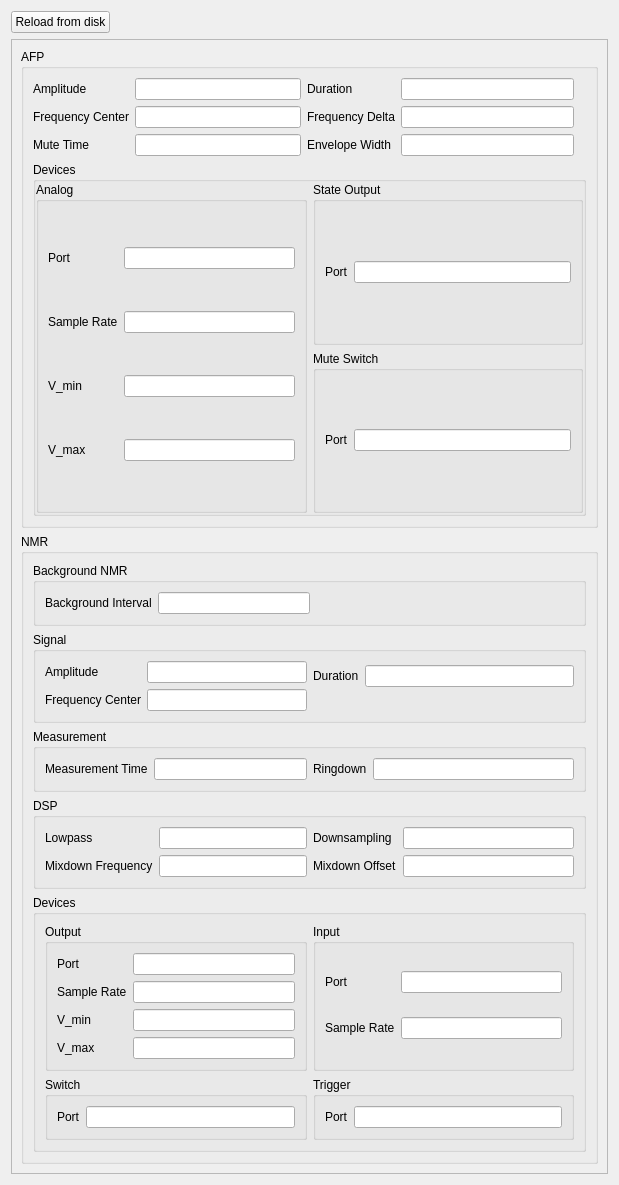
Qt form nicos_jcns/seop/gui/seopsettings.ui (mlz-ictrl/nicos) before a commit.
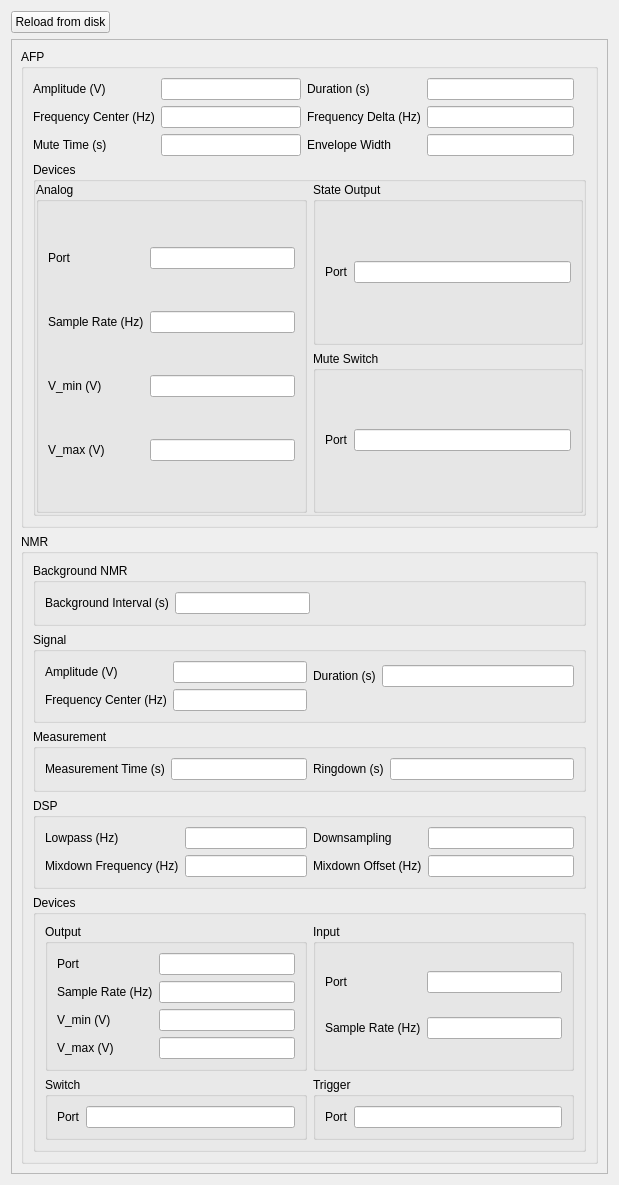
The same form after that commit. Icons and pictures are not drawn.

Commit message: jcns/seop: add units to seop settings window

What changed in the file:
```diff
--- a/nicos_jcns/seop/gui/seopsettings.ui
+++ b/nicos_jcns/seop/gui/seopsettings.ui
@@ -52,8 +52,8 @@
        <rect>
         <x>0</x>
         <y>0</y>
-        <width>582</width>
-        <height>1150</height>
+        <width>593</width>
+        <height>1117</height>
        </rect>
       </property>
       <layout class="QVBoxLayout" name="verticalLayout_3">
@@ -144,7 +144,7 @@
                 <item row="1" column="0">
                  <widget class="QLabel" name="label_8">
                   <property name="text">
-                   <string>Sample Rate</string>
+                   <string>Sample Rate (Hz)</string>
                   </property>
                  </widget>
                 </item>
@@ -157,14 +157,14 @@
                 <item row="2" column="0">
                  <widget class="QLabel" name="label_9">
                   <property name="text">
-                   <string>V_min</string>
+                   <string>V_min (V)</string>
                   </property>
                  </widget>
                 </item>
                 <item row="3" column="0">
                  <widget class="QLabel" name="label_10">
                   <property name="text">
-                   <string>V_max</string>
+                   <string>V_max (V)</string>
                   </property>
                  </widget>
                 </item>
@@ -179,7 +179,7 @@
             <item row="0" column="0">
              <widget class="QLabel" name="label">
               <property name="text">
-               <string>Amplitude</string>
+               <string>Amplitude (V)</string>
               </property>
              </widget>
             </item>
@@ -192,14 +192,14 @@
             <item row="1" column="0">
              <widget class="QLabel" name="label_3">
               <property name="text">
-               <string>Frequency Center</string>
+               <string>Frequency Center (Hz)</string>
               </property>
              </widget>
             </item>
             <item row="2" column="0">
              <widget class="QLabel" name="label_6">
               <property name="text">
-               <string>Mute Time</string>
+               <string>Mute Time (s)</string>
               </property>
              </widget>
             </item>
@@ -217,7 +217,7 @@
             <item row="1" column="0">
              <widget class="QLabel" name="label_4">
               <property name="text">
-               <string>Frequency Delta</string>
+               <string>Frequency Delta (Hz)</string>
               </property>
              </widget>
             </item>
@@ -230,7 +230,7 @@
             <item row="0" column="0">
              <widget class="QLabel" name="label_2">
               <property name="text">
-               <string>Duration</string>
+               <string>Duration (s)</string>
               </property>
              </widget>
             </item>
@@ -283,7 +283,7 @@
                 <item row="1" column="0">
                  <widget class="QLabel" name="label_28">
                   <property name="text">
-                   <string>Sample Rate</string>
+                   <string>Sample Rate (Hz)</string>
                   </property>
                  </widget>
                 </item>
@@ -340,7 +340,7 @@
                 <item row="2" column="0">
                  <widget class="QLabel" name="label_29">
                   <property name="text">
-                   <string>V_min</string>
+                   <string>V_min (V)</string>
                   </property>
                  </widget>
                 </item>
@@ -354,7 +354,7 @@
                 <item row="1" column="0">
                  <widget class="QLabel" name="label_27">
                   <property name="text">
-                   <string>Sample Rate</string>
+                   <string>Sample Rate (Hz)</string>
                   </property>
                  </widget>
                 </item>
@@ -370,7 +370,7 @@
                 <item row="3" column="0">
                  <widget class="QLabel" name="label_30">
                   <property name="text">
-                   <string>V_max</string>
+                   <string>V_max (V)</string>
                   </property>
                  </widget>
                 </item>
@@ -400,7 +400,7 @@
                <item row="0" column="0">
                 <widget class="QLabel" name="label_15">
                  <property name="text">
-                  <string>Duration</string>
+                  <string>Duration (s)</string>
                  </property>
                 </widget>
                </item>
@@ -424,7 +424,7 @@
                <item row="0" column="0">
                 <widget class="QLabel" name="label_14">
                  <property name="text">
-                  <string>Amplitude</string>
+                  <string>Amplitude (V)</string>
                  </property>
                 </widget>
                </item>
@@ -434,7 +434,7 @@
                <item row="1" column="0">
                 <widget class="QLabel" name="label_16">
                  <property name="text">
-                  <string>Frequency Center</string>
+                  <string>Frequency Center (Hz)</string>
                  </property>
                 </widget>
                </item>
@@ -460,7 +460,7 @@
                <item row="0" column="0">
                 <widget class="QLabel" name="label_18">
                  <property name="text">
-                  <string>Measurement Time</string>
+                  <string>Measurement Time (s)</string>
                  </property>
                 </widget>
                </item>
@@ -477,7 +477,7 @@
                <item row="0" column="0">
                 <widget class="QLabel" name="label_17">
                  <property name="text">
-                  <string>Ringdown</string>
+                  <string>Ringdown (s)</string>
                  </property>
                 </widget>
                </item>
@@ -500,7 +500,7 @@
                <item row="0" column="0">
                 <widget class="QLabel" name="label_21">
                  <property name="text">
-                  <string>Lowpass</string>
+                  <string>Lowpass (Hz)</string>
                  </property>
                 </widget>
                </item>
@@ -510,7 +510,7 @@
                <item row="1" column="0">
                 <widget class="QLabel" name="label_19">
                  <property name="text">
-                  <string>Mixdown Frequency</string>
+                  <string>Mixdown Frequency (Hz)</string>
                  </property>
                 </widget>
                </item>
@@ -524,7 +524,7 @@
                <item row="1" column="0">
                 <widget class="QLabel" name="label_22">
                  <property name="text">
-                  <string>Mixdown Offset</string>
+                  <string>Mixdown Offset (Hz)</string>
                  </property>
                 </widget>
                </item>
@@ -560,7 +560,7 @@
                <item row="0" column="0">
                 <widget class="QLabel" name="label_13">
                  <property name="text">
-                  <string>Background Interval</string>
+                  <string>Background Interval (s)</string>
                  </property>
                 </widget>
                </item>
```
